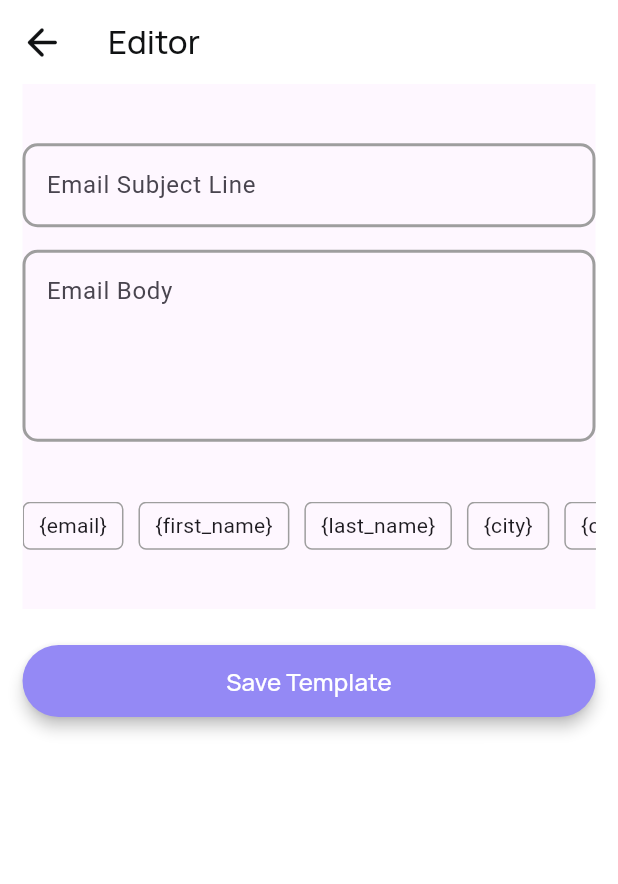
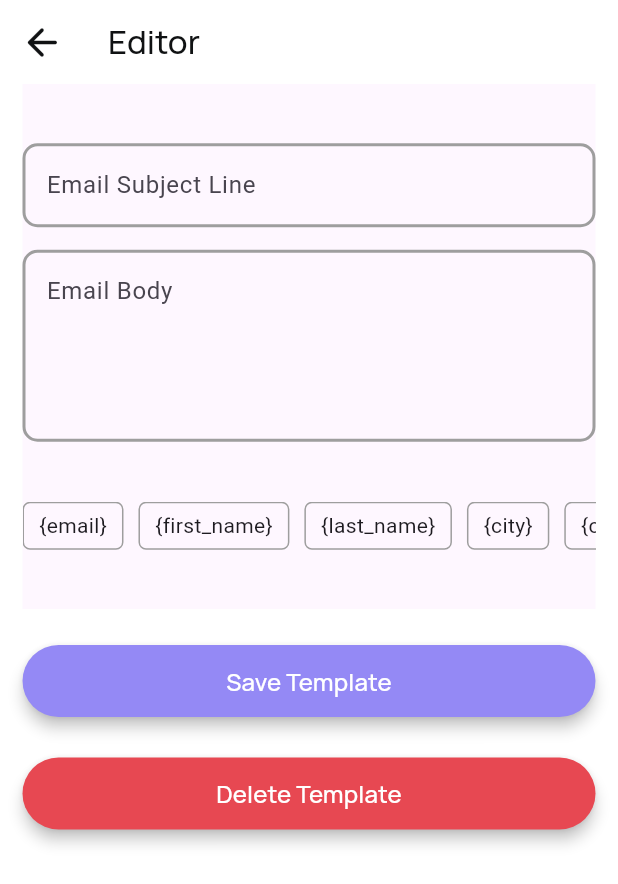
Before and after one commit to FeliX6440/rainconnect, a Flutter app: the EmailTemplateEditorWidget screen opened by its route, on a phone screen of 412 x 824 dp. Shown: the top 884 px of the screen. Run offline on Flutter 3.47's test engine with Material 3 defaults, Android fonts, the phone set to English and light mode, and no system bars; drawn by our look-alikes of auto_size_text; our stand-ins replace avatar_glow, cloud_firestore, cloud_functions, cross_file, csv, dio and 22 more; missing offline and left inert: dart_openai, flutter_file_dialog, flutter_stripe, json_path, mime_type, record and 1 more; accounts and stored records are empty.

Commit message:
Updating to latest FlutterFlow output.

```diff
--- a/lib/profile/email_template_editor/email_template_editor_widget.dart
+++ b/lib/profile/email_template_editor/email_template_editor_widget.dart
@@ -146,6 +146,37 @@ class _EmailTemplateEditorWidgetState extends State<EmailTemplateEditorWidget> {
                     ),
                   ),
                 ),
+                Padding(
+                  padding: const EdgeInsetsDirectional.fromSTEB(0.0, 15.0, 0.0, 12.0),
+                  child: FFButtonWidget(
+                    onPressed: () async {
+                      if (widget.emailTemp != null) {
+                        await widget.emailTemp!.reference.delete();
+                        context.safePop();
+                      }
+                    },
+                    text: 'Delete Template',
+                    options: FFButtonOptions(
+                      width: double.infinity,
+                      height: 48.0,
+                      padding: const EdgeInsets.all(0.0),
+                      iconPadding:
+                          const EdgeInsetsDirectional.fromSTEB(0.0, 0.0, 0.0, 0.0),
+                      color: FlutterFlowTheme.of(context).error,
+                      textStyle:
+                          FlutterFlowTheme.of(context).titleSmall.override(
+                                fontFamily: 'Manrope',
+                                color: Colors.white,
+                              ),
+                      elevation: 4.0,
+                      borderSide: const BorderSide(
+                        color: Colors.transparent,
+                        width: 1.0,
+                      ),
+                      borderRadius: BorderRadius.circular(60.0),
+                    ),
+                  ),
+                ),
               ],
             ),
           ),
```
Also changed, not shown: lib/home/new_or_edit_component/new_or_edit_component_widget.dart (+34 -0 lines).
